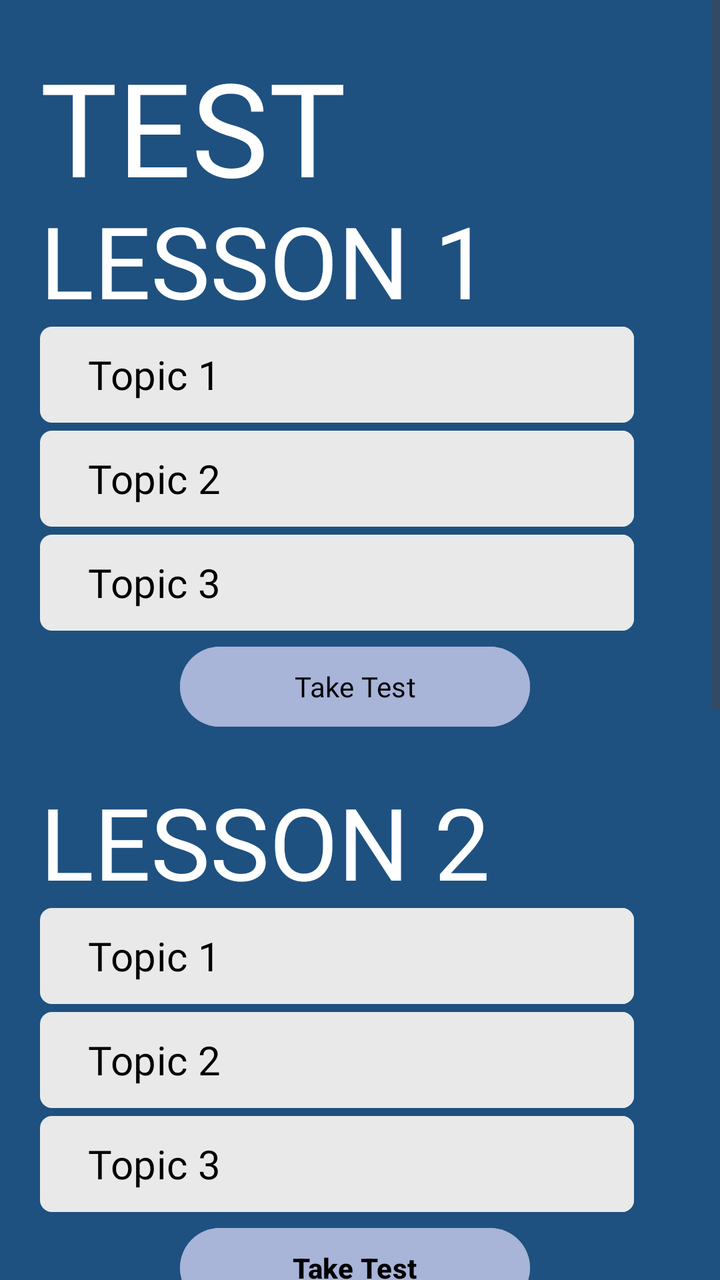
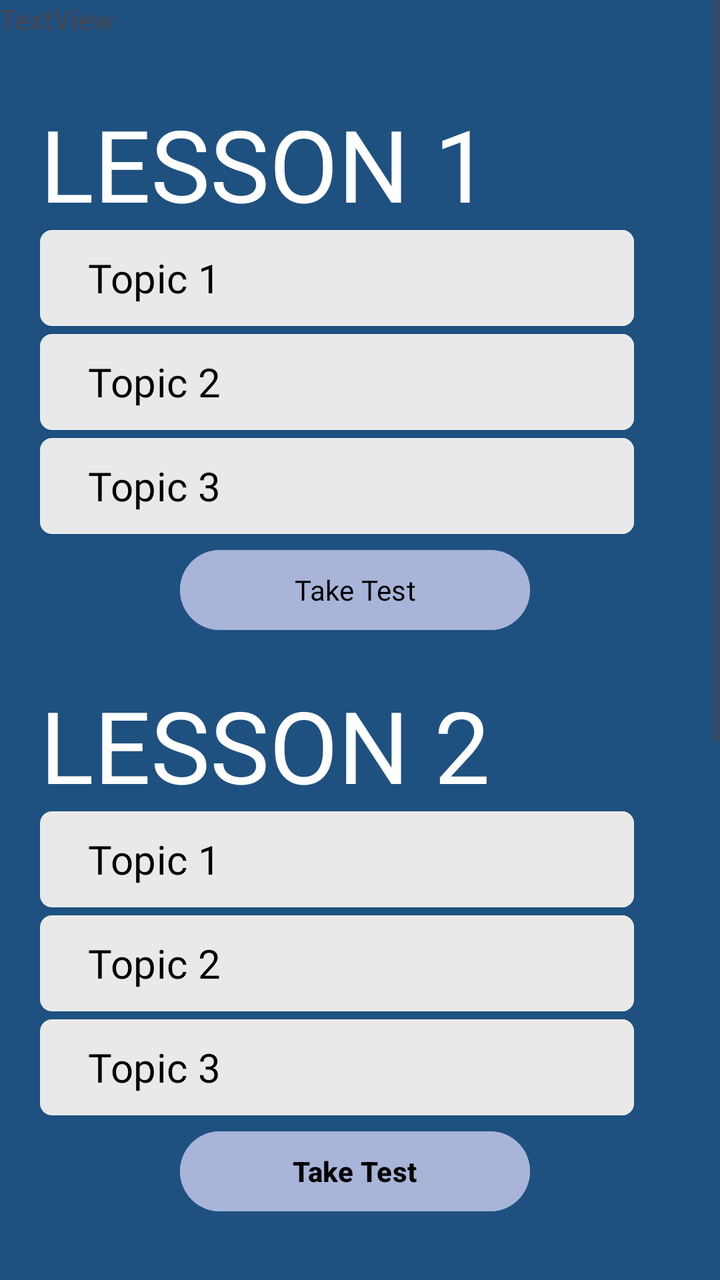

Screens rendered from an Android XML layout before and after an edit, with the pre-edit source and the edit as a unified diff.
<!-- AndroidManifest.xml: application theme Theme.FinalsApplication -->
<!-- res/layout/test_page.xml -->
<?xml version="1.0" encoding="utf-8"?>
<RelativeLayout xmlns:android="http://schemas.android.com/apk/res/android"
    android:layout_width="match_parent"
    android:layout_height="match_parent"
    xmlns:tools="http://schemas.android.com/tools"
    xmlns:app="http://schemas.android.com/apk/res-auto"
    android:background="@color/ourBlue">


    <ScrollView
        android:layout_width="409dp"
        android:layout_height="729dp"
        tools:layout_editor_absoluteX="1dp"
        tools:layout_editor_absoluteY="1dp">

        <LinearLayout
            android:layout_width="match_parent"
            android:layout_height="wrap_content"
            android:orientation="vertical">

            <LinearLayout
                android:layout_width="match_parent"
                android:layout_height="wrap_content"
                android:layout_alignParentTop="true"
                android:background="#1e5180">

                <TextView
                    android:id="@+id/test"
                    android:layout_width="wrap_content"
                    android:layout_height="wrap_content"
                    android:layout_marginStart="20dp"
                    android:layout_marginTop="20dp"
                    android:fontFamily="@font/roboto_black"
                    android:text="TEST"
                    android:textColor="@color/white"
                    android:textSize="65sp" />
            </LinearLayout>

            <TextView
                android:id="@+id/textViewLesson1"
                android:layout_width="wrap_content"
                android:layout_height="wrap_content"
                android:layout_marginStart="20dp"
                android:layout_marginTop="-10dp"
                android:fontFamily="@font/roboto_black"
                android:text="LESSON 1"
                android:textColor="@color/white"
                android:textSize="50sp" />

            <Button
                android:id="@+id/L1T1"
                android:layout_width="297dp"
                android:layout_height="wrap_content"
                android:layout_marginStart="20dp"
                android:text="Topic 1"
                android:textAlignment="textStart"
                android:textColor="@color/black"
                android:fontFamily="@font/roboto_regular"
                android:textSize="20sp"
                android:background="@drawable/square_button_colored_border"
                app:backgroundTint="#E9E9E9"/>

            <Button
                android:id="@+id/L1T2"
                android:layout_width="297dp"
                android:layout_height="wrap_content"
                android:layout_marginStart="20dp"
                android:layout_marginTop="4dp"
                app:backgroundTint="#E9E9E9"
                android:text="Topic 2"
                android:textAlignment="textStart"
                android:textColor="@color/black"
                android:fontFamily="@font/roboto_regular"
                android:textSize="20sp"
                android:background="@drawable/square_button_colored_border" />

            <Button
                android:id="@+id/L1T3"
                android:layout_width="297dp"
                android:layout_height="wrap_content"
                android:layout_marginStart="20dp"
                android:layout_marginTop="4dp"
                android:text="Topic 3"
                android:textAlignment="textStart"
                android:textColor="@color/black"
                android:fontFamily="@font/roboto_regular"
                android:textSize="20sp"
                android:background="@drawable/square_button_colored_border"
                app:backgroundTint="#E9E9E9"/>

            <Button
                android:id="@+id/takeTestLesson1"
                android:layout_width="175dp"
                android:layout_height="wrap_content"
                android:text="Take Test"
                android:layout_marginStart="90dp"
                android:layout_marginTop="4dp"
                android:textColor="@color/black"
                android:fontFamily="@font/roboto_regular"
                android:backgroundTint="#a8b4d8"/>

            <LinearLayout
                android:layout_width="match_parent"
                android:layout_height="match_parent"
                android:layout_alignParentTop="true"
                android:background="#1e5180">

                <TextView
                    android:id="@+id/textViewLesson2"
                    android:layout_width="wrap_content"
                    android:layout_height="wrap_content"
                    android:layout_marginStart="20dp"
                    android:layout_marginTop="20dp"
                    android:fontFamily="@font/roboto_black"
                    android:text="LESSON 2"
                    android:textColor="@color/white"
                    android:textSize="50sp" />
            </LinearLayout>

            <Button
                android:id="@+id/L2T1"
                android:layout_width="297dp"
                android:layout_height="wrap_content"
                android:layout_marginStart="20dp"
                android:text="Topic 1"
                android:textAlignment="textStart"
                android:textColor="@color/black"
                android:fontFamily="@font/roboto_regular"
                android:textSize="20sp"
                android:background="@drawable/square_button_colored_border"
                app:backgroundTint="#E9E9E9"/>

            <Button
                android:id="@+id/L2T2"
                android:layout_width="297dp"
                android:layout_height="wrap_content"
                android:layout_marginStart="20dp"
                android:layout_marginTop="4dp"
                android:text="Topic 2"
                android:textAlignment="textStart"
                android:textColor="@color/black"
                android:fontFamily="@font/roboto_regular"
                android:textSize="20sp"
                android:background="@drawable/square_button_colored_border"
                app:backgroundTint="#E9E9E9"/>

            <Button
                android:id="@+id/L2T3"
                android:layout_width="297dp"
                android:layout_height="wrap_content"
                android:layout_marginStart="20dp"
                android:layout_marginTop="4dp"
                android:text="Topic 3"
                android:textAlignment="textStart"
                android:textColor="@color/black"
                android:fontFamily="@font/roboto_regular"
                android:textSize="20sp"
                android:background="@drawable/square_button_colored_border"
                app:backgroundTint="#E9E9E9"/>

            <Button
                android:id="@+id/takeTestLesson2"
                android:layout_width="175dp"
                android:layout_height="wrap_content"
                android:layout_marginStart="90dp"
                android:layout_marginTop="4dp"
                android:backgroundTint="#a8b4d8"
                android:text="Take Test"
                android:textColor="@color/black"
                android:textStyle="bold" />

            <LinearLayout
                android:layout_width="match_parent"
                android:layout_height="match_parent"
                android:layout_alignParentTop="true"
                android:background="#1e5180">

                <TextView
                    android:id="@+id/textViewLesson3"
                    android:layout_width="wrap_content"
                    android:layout_height="wrap_content"
                    android:layout_marginStart="20dp"
                    android:layout_marginTop="20dp"
                    android:fontFamily="@font/roboto_black"
                    android:text="LESSON 3"
                    android:textColor="@color/white"
                    android:textSize="50sp" />

            </LinearLayout>

            <Button
                android:id="@+id/L3T1"
                android:layout_width="297dp"
                android:layout_height="wrap_content"
                android:layout_marginStart="20dp"
                android:text="Topic 1"
                android:textAlignment="textStart"
                android:textColor="@color/black"
                android:fontFamily="@font/roboto_regular"
                android:textSize="20sp"
                android:background="@drawable/square_button_colored_border"
                app:backgroundTint="#E9E9E9"/>

            <Button
                android:id="@+id/L3T2"
                android:layout_width="297dp"
                android:layout_height="wrap_content"
                android:layout_marginStart="20dp"
                android:layout_marginTop="4dp"
                android:text="Topic 2"
                android:textAlignment="textStart"
                android:textColor="@color/black"
                android:fontFamily="@font/roboto_regular"
                android:textSize="20sp"
                android:background="@drawable/square_button_colored_border"
                app:backgroundTint="#E9E9E9"/>

            <Button
                android:id="@+id/L3T3"
                android:layout_width="297dp"
                android:layout_height="wrap_content"
                android:layout_marginStart="20dp"
                android:layout_marginTop="4dp"
                android:text="Topic 3"
                android:textAlignment="textStart"
                android:textColor="@color/black"
                android:fontFamily="@font/roboto_regular"
                android:textSize="20sp"
                android:background="@drawable/square_button_colored_border"
                app:backgroundTint="#E9E9E9"/>

            <Button
                android:id="@+id/takeTestLesson3"
                android:layout_width="175dp"
                android:layout_height="wrap_content"
                android:layout_marginStart="90dp"
                android:layout_marginTop="4dp"
                android:layout_marginBottom="20dp"
                android:backgroundTint="#a8b4d8"
                android:text="Take Test"
                android:textColor="@color/black"
                android:textStyle="bold" />

            <Button
                android:id="@+id/summativeButton"
                android:layout_width="320dp"
                android:layout_height="65dp"
                android:layout_marginStart="35dp"
                android:backgroundTint="#879AD1"
                android:text="SUMMATIVE"
                android:textAlignment="center"
                android:textColor="@color/black"
                android:textSize="30sp"
                android:fontFamily="@font/roboto_bold"
                android:layout_marginBottom="20dp"
                />

            <LinearLayout
                android:layout_width="match_parent"
                android:layout_height="100dip"
                android:layout_alignParentBottom="true"
                android:background="#a8b4d8">

                <ImageButton
                    android:id="@+id/imageButtonBackTP1"
                    android:layout_width="76dp"
                    android:layout_height="wrap_content"
                    android:layout_marginStart="20dp"
                    android:layout_marginTop="20dp"
                    android:layout_marginBottom="20dp"
                    android:background="?android:attr/selectableItemBackground"
                    android:scaleType="fitCenter"
                    android:src="@drawable/arrowleft" />
            </LinearLayout>
        </LinearLayout>
    </ScrollView>
</RelativeLayout>
<!-- resources referenced by this layout -->
<resources>
  <color name="black">#000000</color>
  <color name="ourBlue">#1e5180</color>
  <color name="white">#FFFFFFFF</color>
  <!-- drawable arrowleft: png bitmap (drawable, 16559 bytes) -->
  <!-- drawable square_button_colored_border (drawable) -->
  <?xml version="1.0" encoding="utf-8"?>
  <layer-list xmlns:android="http://schemas.android.com/apk/res/android">
  
      <item>
          <shape>
              <corners android:radius="6dp" />
              <solid android:color="#e9e9e9" />
          </shape>
      </item>
  
      <item
          android:left="34dp">
  
          <shape>
              <solid android:color="#e9e9e9" />
              <corners android:radius="6dp"
                  android:topRightRadius="6dp"
                  android:topLeftRadius="5dp"
                  android:bottomRightRadius="6dp"
                  android:bottomLeftRadius="0dp"/>
          </shape>
      </item>
      <item>
          <shape>
              
              <corners android:radius="6dp" />
              <solid android:color="@android:color/transparent" />
              <stroke
                  android:width="2dp"
                  android:color="#000000" />
          </shape>
      </item>
  </layer-list>
  <style name="Theme.FinalsApplication" parent="Base.Theme.FinalsApplication" />
  <style name="Base.Theme.FinalsApplication" parent="Theme.Material3.DayNight.NoActionBar">
          
          
      </style>
</resources>

<!-- the commit's change to res/layout/test_page.xml (unified diff, before → after) -->
@@ -18,23 +18,11 @@
             android:layout_height="wrap_content"
             android:orientation="vertical">
 
-            <LinearLayout
-                android:layout_width="match_parent"
-                android:layout_height="wrap_content"
-                android:layout_alignParentTop="true"
-                android:background="#1e5180">
-
-                <TextView
-                    android:id="@+id/test"
-                    android:layout_width="wrap_content"
-                    android:layout_height="wrap_content"
-                    android:layout_marginStart="20dp"
-                    android:layout_marginTop="20dp"
-                    android:fontFamily="@font/roboto_black"
-                    android:text="TEST"
-                    android:textColor="@color/white"
-                    android:textSize="65sp" />
-            </LinearLayout>
+            <TextView
+                android:id="@+id/textView15"
+                android:layout_width="match_parent"
+                android:layout_height="58dp"
+                android:text="TextView" />
 
             <TextView
                 android:id="@+id/textViewLesson1"
